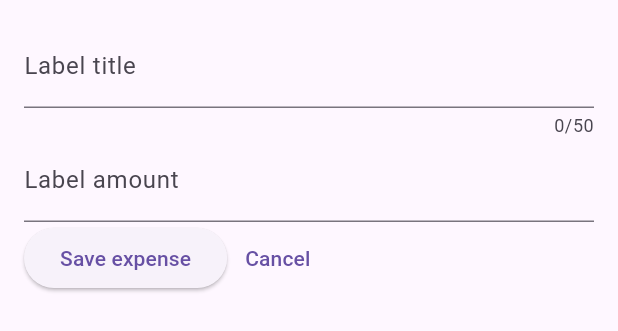
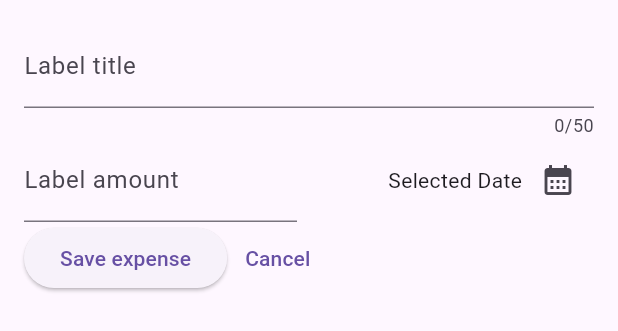
Before and after one commit to alvdev/mobile-apps, a Flutter app: the NewExpense widget shown alone on an empty page, opened directly, on a phone screen of 412 x 824 dp. Shown: the top 331 px of the screen. Run offline on Flutter 3.47's test engine with Material 2 defaults, Android fonts, the phone set to English and light mode, and no system bars; our stand-ins replace cloud_firestore, firebase_auth, firebase_core, font_awesome_flutter, google_fonts, google_sign_in and 2 more; accounts and stored records are empty.

Commit message:
add calendar button placeholder to expense overlay

```diff
--- a/expenses/lib/new_expense.dart
+++ b/expenses/lib/new_expense.dart
@@ -31,13 +31,32 @@ class _NewExpenseState extends State<NewExpense> {
               label: Text('Label title'),
             ),
           ),
-          TextField(
+          Row(
+            children: [
+              Expanded(
+                child: TextField(
                   controller: _amountController,
                   keyboardType: TextInputType.number,
                   decoration: const InputDecoration(
                     prefixText: '\$ ',
                     label: Text('Label amount'),
                   ),
+                ),
+              ),
+              const SizedBox(width: 16),
+              Expanded(
+                child: Row(
+                  mainAxisAlignment: MainAxisAlignment.end,
+                  children: [
+                    const Text('Selected Date'),
+                    IconButton(
+                      onPressed: () {},
+                      icon: const Icon(Icons.calendar_month),
+                    ),
+                  ],
+                ),
+              ),
+            ],
           ),
           Row(
             children: [
```
Lines whose indentation alone changed are shown as unchanged.
